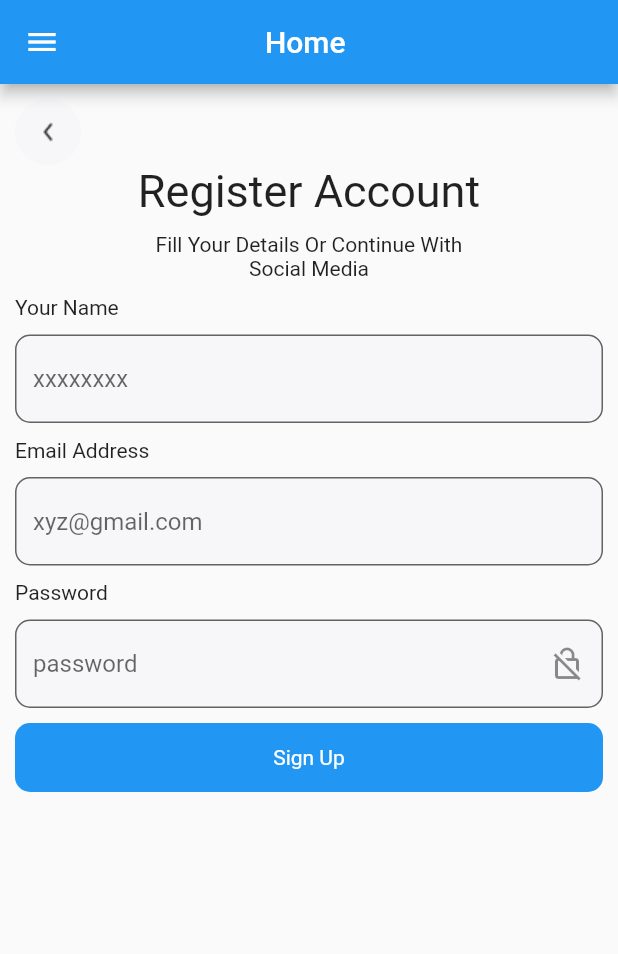
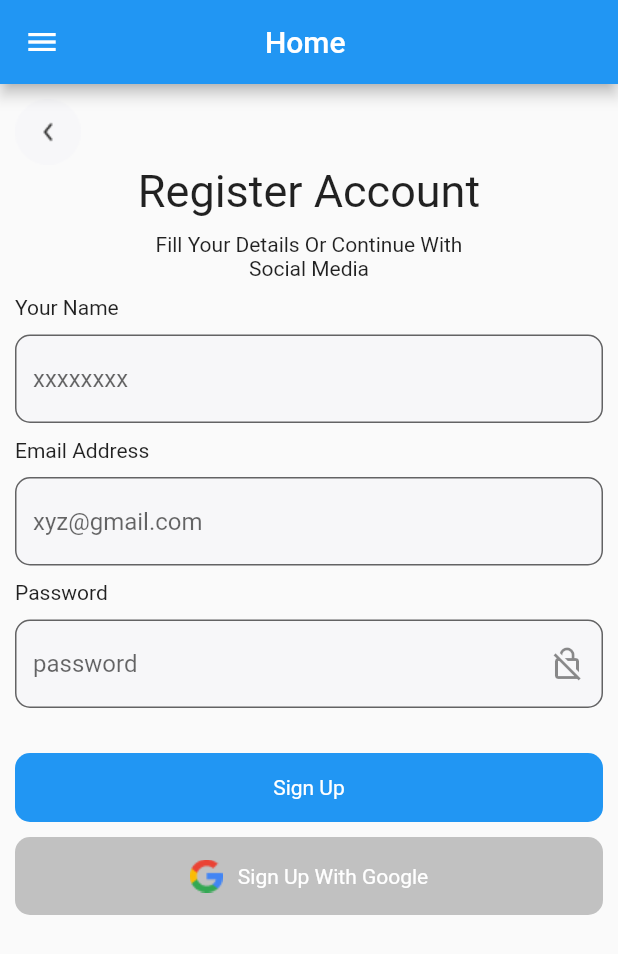
Before and after one commit to Akinyeleib/nike-sneakers-store-app-old, a Flutter app: the screen it shows after launch, on a phone screen of 412 x 824 dp. Shown: the top 954 px of the screen. Run offline on Flutter 3.47's test engine with Material 2 defaults, Android fonts, the light colour scheme and no system bars.

Commit message:
sign up with google

```diff
--- a/lib/home.dart
+++ b/lib/home.dart
@@ -154,6 +154,7 @@ class _HomePageState extends State<HomePage> {
                       child: Container(
                         width: double.infinity,
                         padding: const EdgeInsets.all(15),
+                        margin: const EdgeInsets.only(top: 20),
                         decoration: const BoxDecoration(
                           color: Colors.blue,
                           borderRadius: BorderRadius.all(
@@ -168,7 +169,38 @@ class _HomePageState extends State<HomePage> {
                           ),
                         ),
                       ),
-                    )
+                    ),
+                    InkWell(
+                      onTap: () {},
+                      child: Container(
+                        width: double.infinity,
+                        padding: const EdgeInsets.all(15),
+                        margin: const EdgeInsets.symmetric(vertical: 10),
+                        decoration: const BoxDecoration(
+                          // color: Colors.grey,
+                          color: Color(0xffC1C1C1),
+                          borderRadius: BorderRadius.all(
+                            Radius.circular(10),
+                          ),
+                        ),
+                        child: Row(
+                          mainAxisAlignment: MainAxisAlignment.center,
+                          children: [
+                            Container(
+                              margin: const EdgeInsets.only(right: 10),
+                              child: Image.asset("$img/google.png"),
+                            ),
+                            const Text(
+                              "Sign Up With Google",
+                              textAlign: TextAlign.center,
+                              style: TextStyle(
+                                color: Colors.white,
+                              ),
+                            ),
+                          ],
+                        ),
+                      ),
+                    ),
                   ],
                 ),
               ],
```
Also changed, not shown: assets/images/google.png (added).
